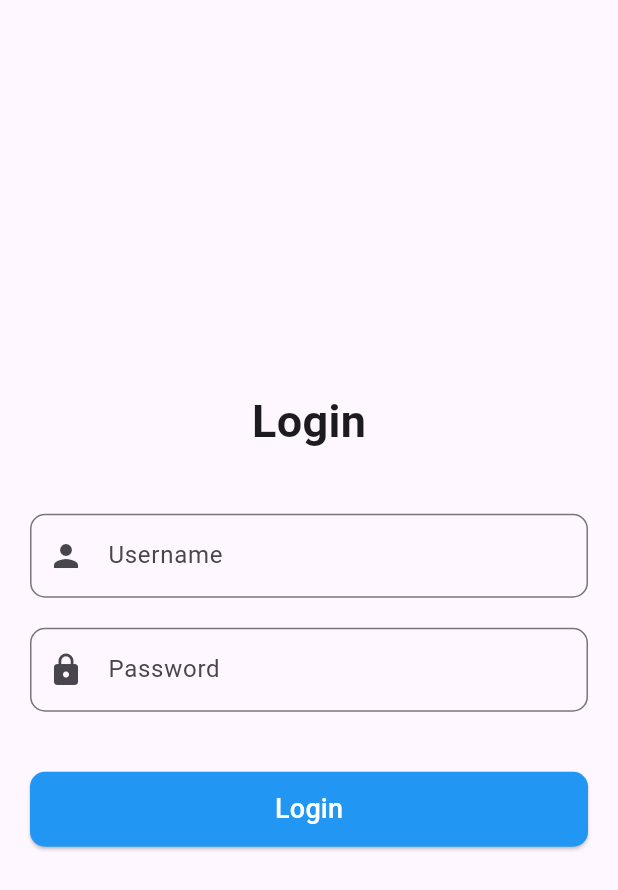
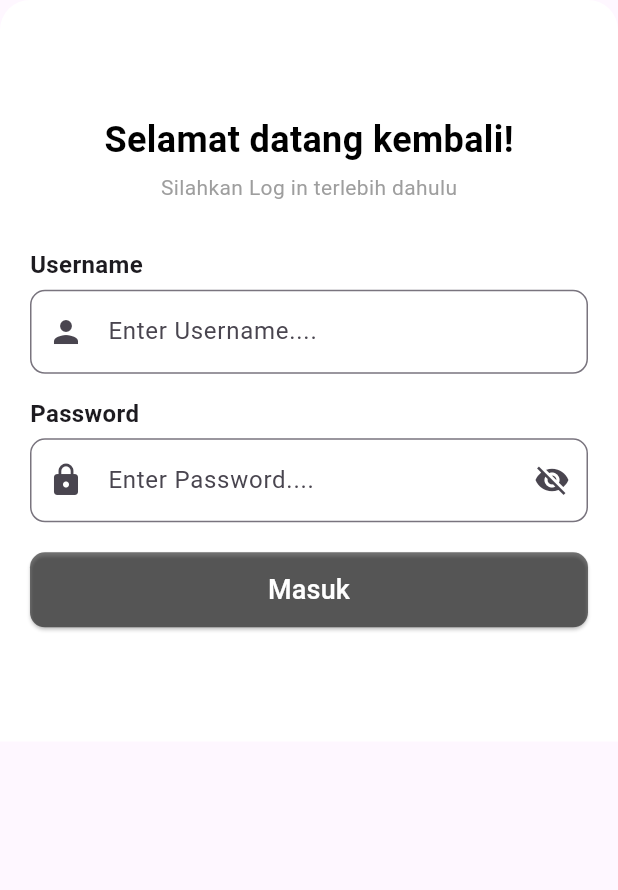
Before and after one commit to llimmm/Simoto-Employee, a Flutter app: the Loginpage widget shown alone on an empty page, opened directly, on a phone screen of 412 x 824 dp. Shown: the top 890 px of the screen. Run offline on Flutter 3.47's test engine with Material 3 defaults, Android fonts, the phone set to English and light mode, and no system bars; our stand-ins replace flutter_svg.

Commit message:
style: [AN] styling login page

```diff
--- a/lib/login_page/Loginpage/Loginpage.dart
+++ b/lib/login_page/Loginpage/Loginpage.dart
@@ -2,45 +2,83 @@ import 'package:flutter/material.dart';
 import '../../home_page/Homepage/HomePage.dart';
 
 class Loginpage extends StatelessWidget {
-  const Loginpage({super.key});
+  final double height; // Tambahkan parameter tinggi
+
+  const Loginpage({super.key, this.height = 0.60}); // Default 60% layar
 
   @override
   Widget build(BuildContext context) {
-    return Scaffold(
-      body: Padding(
+    return Container(
+      height: MediaQuery.of(context).size.height * height, // Gunakan tinggi yang bisa diubah
+      decoration: const BoxDecoration(
+        color: Colors.white,
+        borderRadius: BorderRadius.vertical(top: Radius.circular(20)),
+      ),
+      child: Padding(
         padding: const EdgeInsets.all(20.0),
         child: Column(
           mainAxisAlignment: MainAxisAlignment.center,
+          crossAxisAlignment: CrossAxisAlignment.start,
           children: [
+            const Center(
+              child: Text(
+                'Selamat datang kembali!',
+                style: TextStyle(
+                  fontSize: 24,
+                  fontWeight: FontWeight.bold,
+                  color: Colors.black,
+                ),
+              ),
+            ),
+            const SizedBox(height: 5),
+            const Center(
+              child: Text(
+                'Silahkan Log in terlebih dahulu',
+                style: TextStyle(
+                  fontSize: 14,
+                  color: Colors.grey,
+                ),
+              ),
+            ),
+            const SizedBox(height: 30),
             const Text(
-              'Login',
+              'Username',
               style: TextStyle(
-                fontSize: 30,
+                fontSize: 16,
                 fontWeight: FontWeight.bold,
               ),
             ),
-            const SizedBox(height: 40),
+            const SizedBox(height: 5),
             TextField(
               decoration: InputDecoration(
-                labelText: 'Username',
+                hintText: 'Enter Username....',
                 border: OutlineInputBorder(
                   borderRadius: BorderRadius.circular(10),
                 ),
                 prefixIcon: const Icon(Icons.person),
               ),
             ),
-            const SizedBox(height: 20),
+            const SizedBox(height: 15),
+            const Text(
+              'Password',
+              style: TextStyle(
+                fontSize: 16,
+                fontWeight: FontWeight.bold,
+              ),
+            ),
+            const SizedBox(height: 5),
             TextField(
               obscureText: true,
               decoration: InputDecoration(
-                labelText: 'Password',
+                hintText: 'Enter Password....',
                 border: OutlineInputBorder(
                   borderRadius: BorderRadius.circular(10),
                 ),
                 prefixIcon: const Icon(Icons.lock),
+                suffixIcon: const Icon(Icons.visibility_off),
               ),
             ),
-            const SizedBox(height: 40),
+            const SizedBox(height: 20),
             SizedBox(
               width: double.infinity,
               height: 50,
@@ -52,13 +90,13 @@ class Loginpage extends StatelessWidget {
                   );
                 },
                 style: ElevatedButton.styleFrom(
-                  backgroundColor: Colors.blue,
+                  backgroundColor: Colors.black54,
                   shape: RoundedRectangleBorder(
                     borderRadius: BorderRadius.circular(10),
                   ),
                 ),
                 child: const Text(
-                  'Login',
+                  'Masuk',
                   style: TextStyle(
                     fontSize: 18,
                     color: Colors.white,
--- a/pubspec.yaml
+++ b/pubspec.yaml
@@ -9,6 +9,7 @@ environment:
 dependencies:
   flutter:
     sdk: flutter
+  flutter_svg: ^2.0.9
 
 dev_dependencies:
   flutter_test:
@@ -17,3 +18,7 @@ dev_dependencies:
 
 flutter:
   uses-material-design: true
+
+  assets:
+    - assets/images/kons.svg
+    - assets/images/bacgroungorg.png
```
Also changed, not shown: lib/start.dart (+65 -16 lines), assets/images/bacgroungorg.png (added), assets/images/kons.svg (added), assets/images/solar_box-bold-duotone (1).svg (added), pubspec.lock.
